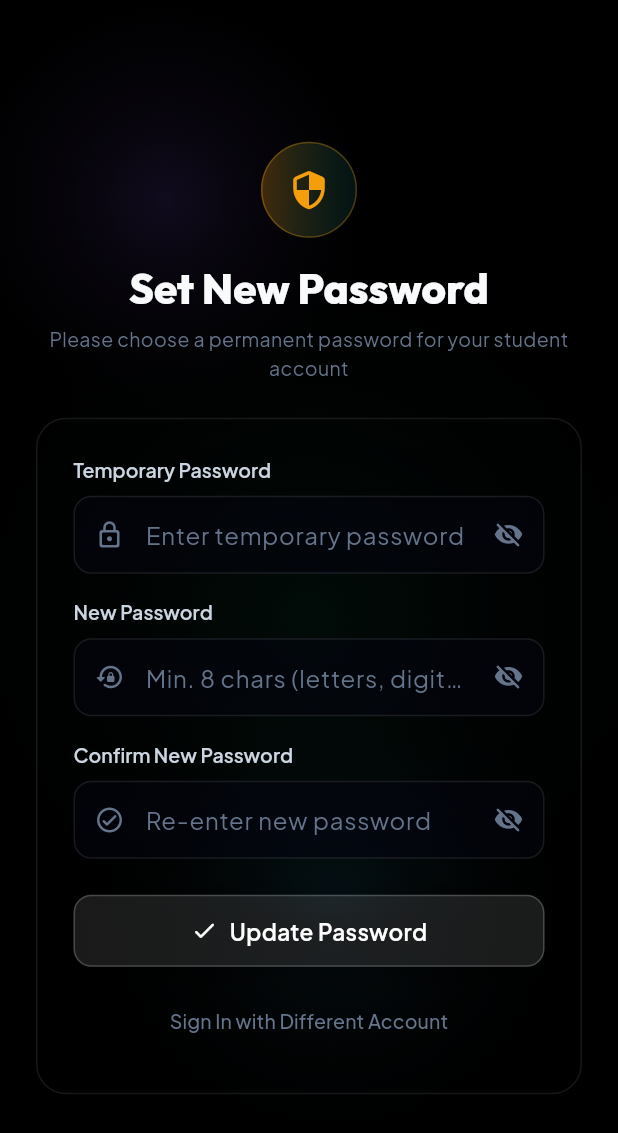
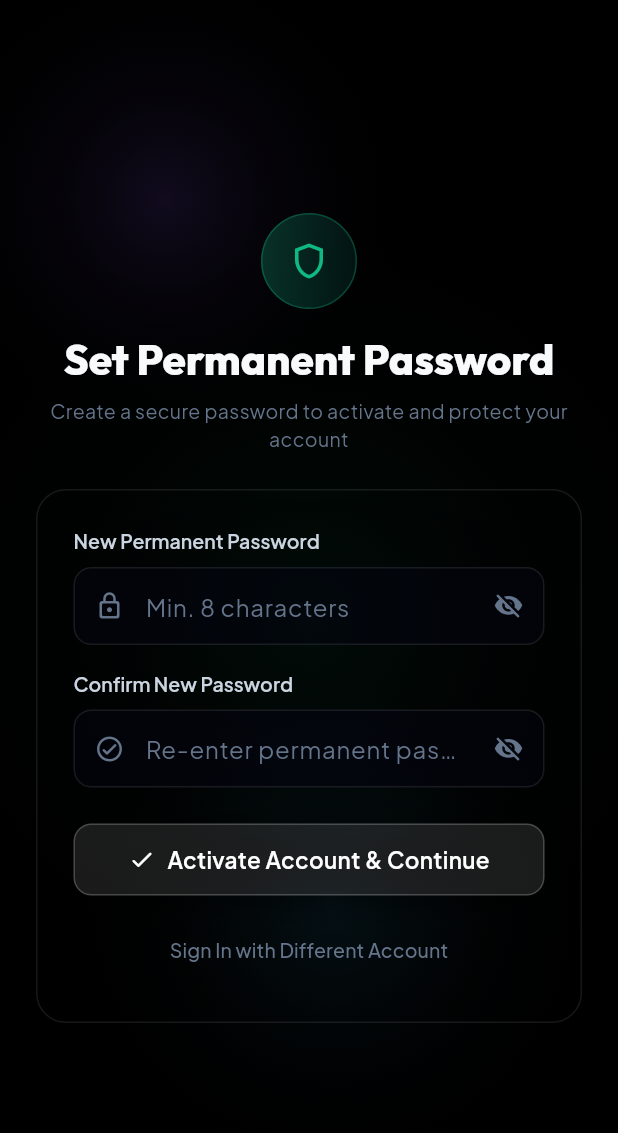
Before and after one commit to prathamrajbhar/Smart-Attandance-System, a Flutter app: the ForceChangePasswordScreen screen opened by its route, on a phone screen of 412 x 824 dp. Shown: the top 1133 px of the screen. Run offline on Flutter 3.47's test engine with Material 3 defaults, Android fonts, the phone set to English and light mode, and no system bars; our stand-ins replace camera, connectivity_plus, device_info_plus, dio, firebase_core, firebase_messaging and 13 more; missing offline and left inert: workmanager; accounts and stored records are empty; network calls fail; statements that could not run were skipped.

Commit message:
feat(auth): remove redundant temporary password prompt on new password setup across web and mobile

```diff
--- a/mobile/lib/data/api/auth_api.dart
+++ b/mobile/lib/data/api/auth_api.dart
@@ -35,13 +35,14 @@ class AuthApi {
   }
 
   Future<void> changePassword({
-    required String currentPassword,
     required String newPassword,
+    String? currentPassword,
   }) async {
     await _dio.post<Map<String, dynamic>>(
       '/auth/change-password',
       data: {
-        'current_password': currentPassword,
+        if (currentPassword != null && currentPassword.isNotEmpty)
+          'current_password': currentPassword,
         'new_password': newPassword,
       },
     );
--- a/mobile/lib/data/repositories/auth_repository.dart
+++ b/mobile/lib/data/repositories/auth_repository.dart
@@ -71,13 +71,13 @@ class AuthRepository {
   }
 
   Future<void> changePassword({
-    required String currentPassword,
     required String newPassword,
+    String? currentPassword,
   }) async {
     try {
       await _authApi.changePassword(
+        newPassword: newPassword,
         currentPassword: currentPassword,
-        newPassword: newPassword,
       );
       final profile = await _authApi.getProfile();
       await _hive.cacheProfile(profile);
--- a/mobile/lib/features/auth/providers/auth_provider.dart
+++ b/mobile/lib/features/auth/providers/auth_provider.dart
@@ -95,12 +95,12 @@ class AuthNotifier extends StateNotifier<AuthStateData> {
     state = state.copyWith(status: AuthStatus.authenticated);
   }
 
-  Future<bool> changePassword(String currentPassword, String newPassword) async {
+  Future<bool> changePassword(String newPassword, {String? currentPassword}) async {
     state = state.copyWith(status: AuthStatus.loading, errorMessage: null);
     try {
       await _repo.changePassword(
+        newPassword: newPassword,
         currentPassword: currentPassword,
-        newPassword: newPassword,
       );
       final result = await _repo.checkAuthState();
       state = AuthStateData(status: result.status, user: result.profile);
--- a/mobile/lib/features/auth/screens/force_change_password_screen.dart
+++ b/mobile/lib/features/auth/screens/force_change_password_screen.dart
@@ -20,17 +20,14 @@ class ForceChangePasswordScreen extends ConsumerStatefulWidget {
 class _ForceChangePasswordScreenState
     extends ConsumerState<ForceChangePasswordScreen> {
   final _formKey = GlobalKey<FormState>();
-  final _currentPasswordController = TextEditingController();
   final _newPasswordController = TextEditingController();
   final _confirmPasswordController = TextEditingController();
 
-  bool _obscureCurrent = true;
   bool _obscureNew = true;
   bool _obscureConfirm = true;
 
   @override
   void dispose() {
-    _currentPasswordController.dispose();
     _newPasswordController.dispose();
     _confirmPasswordController.dispose();
     super.dispose();
@@ -39,13 +36,12 @@ class _ForceChangePasswordScreenState
   Future<void> _handleSubmit() async {
     if (!_formKey.currentState!.validate()) return;
     final success = await ref.read(authProvider.notifier).changePassword(
-          _currentPasswordController.text,
           _newPasswordController.text,
         );
     if (success && mounted) {
       ScaffoldMessenger.of(context).showSnackBar(
         const SnackBar(
-          content: Text('Password updated successfully! Welcome to your account.'),
+          content: Text('Password set successfully! Welcome to your account.'),
           backgroundColor: SasColors.accentEmerald,
         ),
       );
@@ -75,30 +71,30 @@ class _ForceChangePasswordScreenState
                           shape: BoxShape.circle,
                           gradient: LinearGradient(
                             colors: [
-                              SasColors.accentAmber.withValues(alpha: 0.25),
+                              SasColors.accentEmerald.withValues(alpha: 0.25),
                               SasColors.accentTeal.withValues(alpha: 0.1),
                             ],
                           ),
                           border: Border.all(
-                            color: SasColors.accentAmber.withValues(alpha: 0.3),
+                            color: SasColors.accentEmerald.withValues(alpha: 0.3),
                           ),
                         ),
                         child: const Icon(
-                          Icons.security_rounded,
-                          color: SasColors.accentAmber,
+                          Icons.shield_outlined,
+                          color: SasColors.accentEmerald,
                           size: 28,
                         ),
                       ),
                       const SizedBox(height: 16),
                       Text(
-                        'Set New Password',
+                        'Set Permanent Password',
                         style: Theme.of(context).textTheme.headlineMedium?.copyWith(
                               fontWeight: FontWeight.w800,
                             ),
                       ),
                       const SizedBox(height: 6),
                       const Text(
-                        'Please choose a permanent password for your student account',
+                        'Create a secure password to activate and protect your account',
                         textAlign: TextAlign.center,
                         style: TextStyle(color: SasColors.textMuted, fontSize: 13),
                       ),
@@ -111,29 +107,10 @@ class _ForceChangePasswordScreenState
                             crossAxisAlignment: CrossAxisAlignment.stretch,
                             children: [
                               GlassInput(
-                                controller: _currentPasswordController,
-                                label: 'Temporary Password',
-                                hint: 'Enter temporary password',
+                                controller: _newPasswordController,
+                                label: 'New Permanent Password',
+                                hint: 'Min. 8 characters',
                                 prefixIcon: Icons.lock_outline_rounded,
-                                obscureText: _obscureCurrent,
-                                suffix: IconButton(
-                                  icon: Icon(
-                                    _obscureCurrent
-                                        ? Icons.visibility_off_rounded
-                                        : Icons.visibility_rounded,
-                                    color: SasColors.textMuted,
-                                    size: 20,
-                                  ),
-                                  onPressed: () => setState(() => _obscureCurrent = !_obscureCurrent),
-                                ),
-                                validator: (v) => (v == null || v.isEmpty) ? 'Temporary password is required' : null,
-                              ),
-                              const SizedBox(height: 16),
-                              GlassInput(
-                                controller: _newPasswordController,
-                                label: 'New Password',
-                                hint: 'Min. 8 chars (letters, digits, symbols)',
-                                prefixIcon: Icons.lock_reset_rounded,
                                 obscureText: _obscureNew,
                                 suffix: IconButton(
                                   icon: Icon(
@@ -155,7 +132,7 @@ class _ForceChangePasswordScreenState
                               GlassInput(
                                 controller: _confirmPasswordController,
                                 label: 'Confirm New Password',
-                                hint: 'Re-enter new password',
+                                hint: 'Re-enter permanent password',
                                 prefixIcon: Icons.check_circle_outline_rounded,
                                 obscureText: _obscureConfirm,
                                 suffix: IconButton(
@@ -182,7 +159,7 @@ class _ForceChangePasswordScreenState
                               ],
                               const SizedBox(height: 24),
                               GlassButton(
-                                label: 'Update Password',
+                                label: 'Activate Account & Continue',
                                 isExpanded: true,
                                 isLoading: isLoading,
                                 onPressed: isLoading ? null : _handleSubmit,
@@ -206,7 +183,7 @@ class _ForceChangePasswordScreenState
               ),
             ),
           ),
-          if (isLoading) const LoadingOverlay(message: 'Updating password...'),
+          if (isLoading) const LoadingOverlay(message: 'Activating account...'),
         ],
       ),
     );
```
Also changed, not shown: 6 other files.
